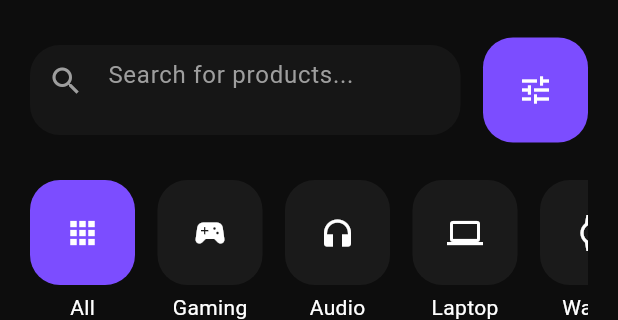
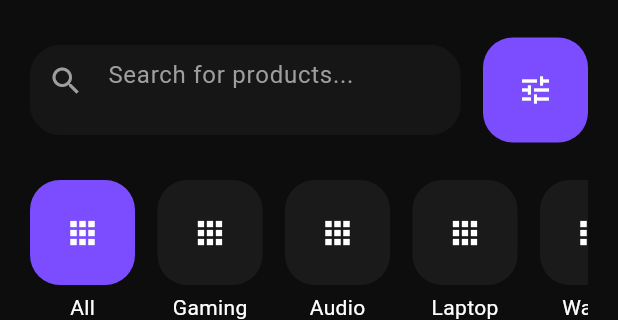
Before and after one commit to rotahy-cmyk/techzone_store, a Flutter app: the ProductsScreen screen opened directly, on a phone screen of 412 x 824 dp, the part 78-398 px from its top. Run offline on Flutter 3.47's test engine with Material 3 defaults, Android fonts, the phone set to English and light mode, and no system bars; network calls fail.

Commit message:
Added category model and controller

```diff
--- /dev/null
+++ b/lib/controllers/category_controller.dart
@@ -0,0 +1,12 @@
+import '../models/category_model.dart';
+
+class CategoryController {
+  static List<CategoryModel> categories = [
+    CategoryModel(title: 'All'),
+    CategoryModel(title: 'Gaming'),
+    CategoryModel(title: 'Audio'),
+    CategoryModel(title: 'Laptop'),
+    CategoryModel(title: 'Watch'),
+    CategoryModel(title: 'More'),
+  ];
+}
--- /dev/null
+++ b/lib/models/category_model.dart
@@ -0,0 +1,7 @@
+class CategoryModel {
+  final String title;
+
+  CategoryModel({
+    required this.title,
+  });
+}
--- a/lib/screens/products_screen.dart
+++ b/lib/screens/products_screen.dart
@@ -1,6 +1,8 @@
 import 'package:flutter/material.dart';
 import '../controllers/product_controller.dart';
 import 'details_screen.dart';
+import '../controllers/category_controller.dart';
+
 
 class ProductsScreen extends StatelessWidget {
   const ProductsScreen({super.key});
@@ -8,6 +10,7 @@ class ProductsScreen extends StatelessWidget {
   @override
   Widget build(BuildContext context) {
     final products = ProductController.products;
+    final categories = CategoryController.categories;
 
     return Scaffold(
       backgroundColor: const Color(0xff0D0D0D),
@@ -124,47 +127,20 @@ class ProductsScreen extends StatelessWidget {
               const SizedBox(height: 25),
 
               /// CATEGORIES
-              SizedBox(
-                height: 100,
-                child: ListView(
-                  scrollDirection: Axis.horizontal,
-                  children: [
-
-                    category(Icons.apps, "All", true),
-
-                    category(
-                      Icons.sports_esports,
-                      "Gaming",
-                      false,
-                    ),
-
-                    category(
-                      Icons.headphones,
-                      "Audio",
-                      false,
-                    ),
-
-                    category(
-                      Icons.laptop,
-                      "Laptop",
-                      false,
-                    ),
-
-                    category(
-                      Icons.watch,
-                      "Watch",
-                      false,
-                    ),
-
-                    category(
-                      Icons.grid_view,
-                      "More",
-                      false,
-                    ),
-                  ],
-                ),
-              ),
-
+             SizedBox(
+  height: 100,
+  child: ListView.builder(
+    scrollDirection: Axis.horizontal,
+    itemCount: categories.length,
+    itemBuilder: (context, index) {
+      return category(
+        Icons.apps,
+        categories[index].title,
+        index == 0,
+      );
+    },
+  ),
+),
               const SizedBox(height: 15),
 
               Row(
```
Also changed, not shown: 1 other file.
